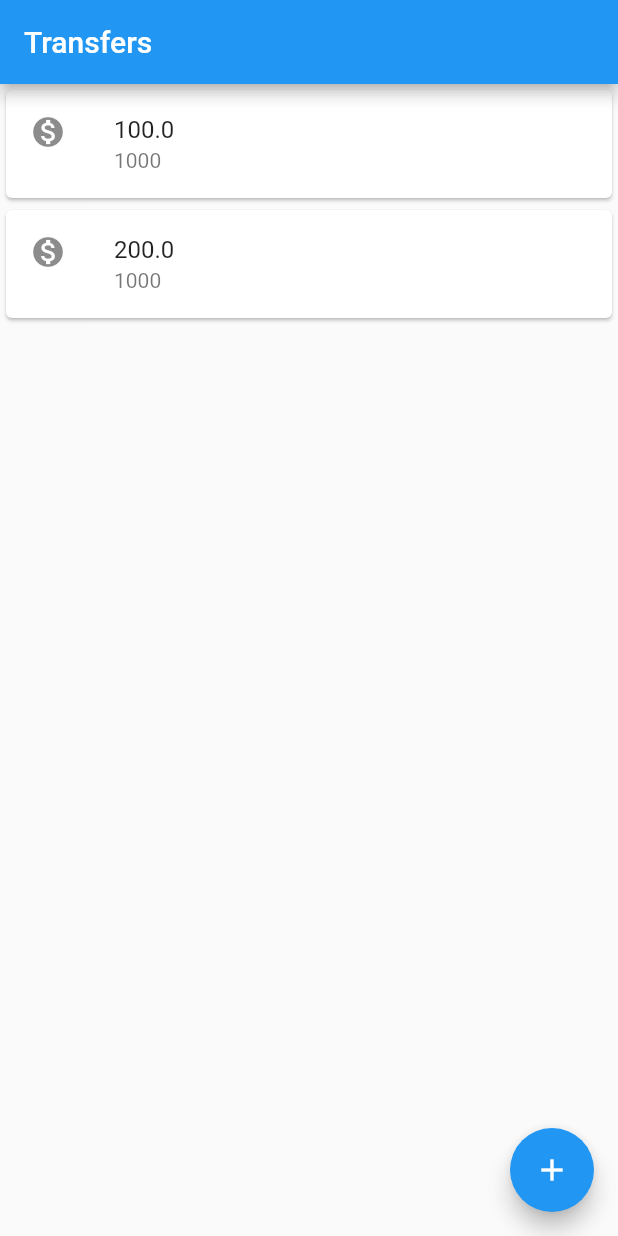
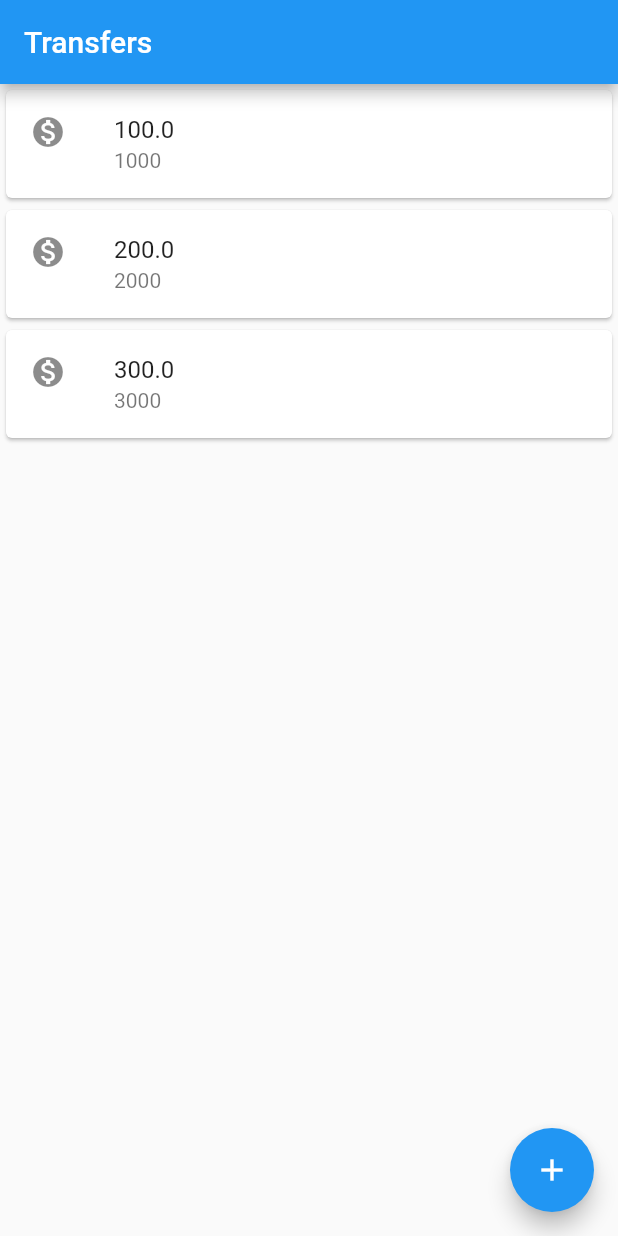
Before and after one commit to jpaulodefarias/bytebank, a Flutter app: the screen it shows after launch, on a phone screen of 412 x 824 dp. Run offline on Flutter 3.47's test engine with Material 2 defaults, Android fonts, the phone set to English and light mode, and no system bars.

Commit message:
Refactoring App

```diff
--- a/lib/main.dart
+++ b/lib/main.dart
@@ -1,30 +1,58 @@
 import 'package:flutter/material.dart';
 
-void main() => runApp(MaterialApp(
+void main() => runApp(App());
+
+class App extends StatelessWidget {
+  @override
+  Widget build(BuildContext context) {
+    return MaterialApp(
       home: Scaffold(
-        body: Column(
-          children: [
-            Card(
-              child: ListTile(
-                leading: Icon(Icons.monetization_on),
-                title: Text('100.0'),
-                subtitle: Text('1000'),
-              ),
-            ),
-            Card(
-              child: ListTile(
-                leading: Icon(Icons.monetization_on),
-                title: Text('200.0'),
-                subtitle: Text('1000'),
-              ),
-            ),
-          ],
-        ),
+        body: TransferList(),
         appBar: AppBar(
           title: Text('Transfers'),
         ),
         floatingActionButton: FloatingActionButton(
+          onPressed: () {},
           child: Icon(Icons.add),
         ),
       ),
-    ));
+    );
+  }
+}
+
+class TransferList extends StatelessWidget {
+  @override
+  Widget build(BuildContext context) {
+    return Column(
+      children: <Widget>[
+        TransferItem(Transfer(100.0, 1000)),
+        TransferItem(Transfer(200.0, 2000)),
+        TransferItem(Transfer(300.0, 3000)),
+      ],
+    );
+  }
+}
+
+class TransferItem extends StatelessWidget {
+  final Transfer _transfer;
+
+  TransferItem(this._transfer);
+
+  @override
+  Widget build(BuildContext context) {
+    return Card(
+      child: ListTile(
+        leading: Icon(Icons.monetization_on),
+        title: Text(_transfer.amount.toString()),
+        subtitle: Text(_transfer.accountNumber.toString()),
+      ),
+    );
+  }
+}
+
+class Transfer {
+  final double amount;
+  final int accountNumber;
+
+  Transfer(this.amount, this.accountNumber);
+}
```
Also changed, not shown: 1 other file.
